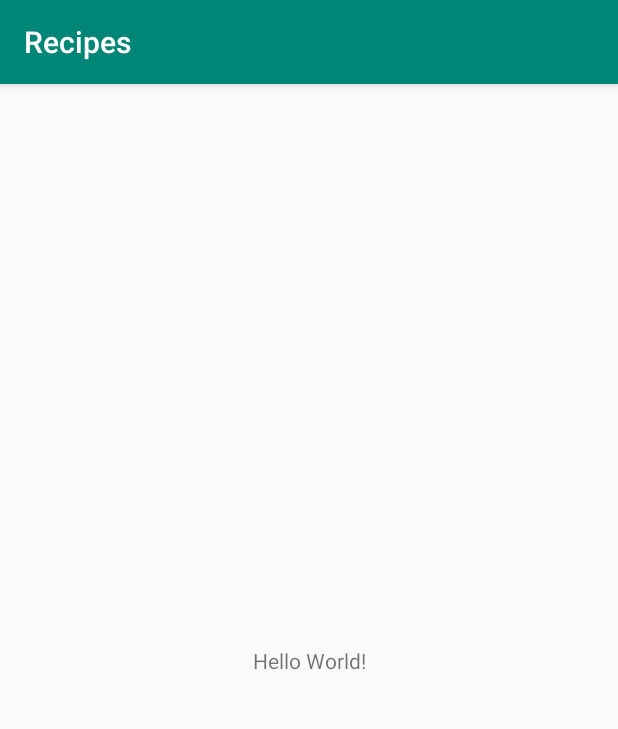
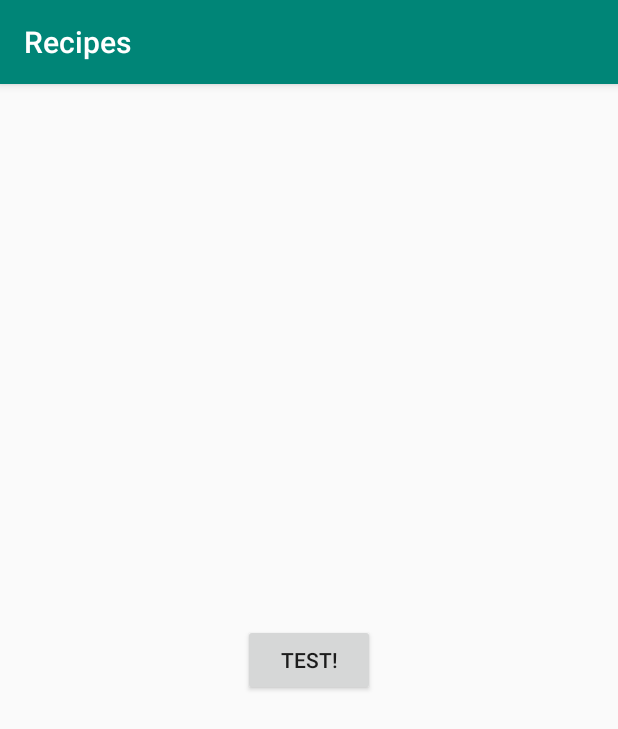
Before and after one commit to expencive/Projects, an Android app: the screen it shows after launch (MainActivity before the commit, RecipeListActivity after it), on a phone screen of 412 x 824 dp. Shown: the top 729 px of the screen. Run offline under Robolectric (Android 15) with nearby library versions, the phone set to English and light mode, and no system bars.

Commit message:
RecipesApp

```diff
--- a/Recipes/app/build.gradle
+++ b/Recipes/app/build.gradle
@@ -25,4 +25,8 @@ dependencies {
     testImplementation 'junit:junit:4.12'
     androidTestImplementation 'com.android.support.test:runner:1.0.2'
     androidTestImplementation 'com.android.support.test.espresso:espresso-core:3.0.2'
+
+    //Retrofit
+    implementation 'com.squareup.retrofit2:retrofit:2.5.0'
+    implementation 'com.squareup.retrofit2:converter-gson:2.5.0'
 }
--- a/Recipes/app/src/main/AndroidManifest.xml
+++ b/Recipes/app/src/main/AndroidManifest.xml
@@ -9,7 +9,7 @@
         android:roundIcon="@mipmap/ic_launcher_round"
         android:supportsRtl="true"
         android:theme="@style/AppTheme">
-        <activity android:name=".MainActivity">
+        <activity android:name=".RecipeListActivity">
             <intent-filter>
                 <action android:name="android.intent.action.MAIN" />
 
--- /dev/null
+++ b/Recipes/app/src/main/java/expencive/vk/com/recipes/BaseActivity.java
@@ -0,0 +1,30 @@
+package expencive.vk.com.recipes;
+
+import android.support.constraint.ConstraintLayout;
+import android.support.v7.app.AppCompatActivity;
+import android.view.View;
+import android.widget.FrameLayout;
+import android.widget.ProgressBar;
+
+public abstract class BaseActivity extends AppCompatActivity {
+
+    public ProgressBar mProgressBar;
+
+    @Override
+    public void setContentView(int layoutResID) {
+
+        ConstraintLayout constraintLayout = (ConstraintLayout) getLayoutInflater().inflate(R.layout.activity_base, null);
+        FrameLayout frameLayout = constraintLayout.findViewById(R.id.activity_content);
+        mProgressBar = constraintLayout.findViewById(R.id.progress_bar);
+
+        getLayoutInflater().inflate(layoutResID, frameLayout, true);
+        super.setContentView(constraintLayout);
+    }
+
+    public void showProgressBar(boolean visible) {
+
+        mProgressBar.setVisibility(visible ? View.VISIBLE : View.INVISIBLE);
+    }
+
+
+}
--- a/Recipes/app/src/main/java/expencive/vk/com/recipes/MainActivity.java
+++ /dev/null
@@ -1,13 +0,0 @@
-package expencive.vk.com.recipes;
-
-import android.support.v7.app.AppCompatActivity;
-import android.os.Bundle;
-
-public class MainActivity extends AppCompatActivity {
-
-    @Override
-    protected void onCreate(Bundle savedInstanceState) {
-        super.onCreate(savedInstanceState);
-        setContentView(R.layout.activity_main);
-    }
-}
--- /dev/null
+++ b/Recipes/app/src/main/java/expencive/vk/com/recipes/RecipeListActivity.java
@@ -0,0 +1,27 @@
+package expencive.vk.com.recipes;
+
+import android.support.v7.app.AppCompatActivity;
+import android.os.Bundle;
+import android.view.View;
+
+
+public class RecipeListActivity extends BaseActivity {
+
+    @Override
+    protected void onCreate(Bundle savedInstanceState) {
+        super.onCreate(savedInstanceState);
+        setContentView(R.layout.activity_recipe_list);
+
+        findViewById(R.id.test).setOnClickListener(new View.OnClickListener() {
+            @Override
+            public void onClick(View v) {
+                if(mProgressBar.getVisibility() == View.VISIBLE){
+                    showProgressBar(false);
+                }
+                else{
+                    showProgressBar(true);
+                }
+            }
+        });
+    }
+}
--- /dev/null
+++ b/Recipes/app/src/main/java/expencive/vk/com/recipes/requests/ServiceGenerator.java
@@ -0,0 +1,4 @@
+package expencive.vk.com.recipes.requests;
+
+public class ServiceGenerator {
+}
--- /dev/null
+++ b/Recipes/app/src/main/java/expencive/vk/com/recipes/util/Constants.java
@@ -0,0 +1,7 @@
+package expencive.vk.com.recipes.util;
+
+public class Constants {
+
+    public static final String BASE_URL = "https://www.food2fork.com";
+    public static final String API_KEY = "e6e81685e105eb03edb4336f27d3ee60";
+}
--- /dev/null
+++ b/Recipes/app/src/main/res/layout/activity_base.xml
@@ -0,0 +1,26 @@
+<?xml version="1.0" encoding="utf-8"?>
+<android.support.constraint.ConstraintLayout xmlns:android="http://schemas.android.com/apk/res/android"
+    android:layout_width="match_parent"
+    android:layout_height="match_parent"
+    xmlns:app="http://schemas.android.com/apk/res-auto">
+
+    <FrameLayout
+        android:layout_width="match_parent"
+        android:layout_height="match_parent"
+        android:id="@+id/activity_content">
+
+    </FrameLayout>
+
+    <ProgressBar
+        android:layout_width="wrap_content"
+        android:layout_height="wrap_content"
+        style="@style/Widget.AppCompat.ProgressBar"
+        app:layout_constraintTop_toTopOf="parent"
+        app:layout_constraintBottom_toBottomOf="parent"
+        app:layout_constraintRight_toRightOf="parent"
+        app:layout_constraintLeft_toLeftOf="parent"
+        android:id="@+id/progress_bar"
+        android:visibility="gone"
+        />
+
+</android.support.constraint.ConstraintLayout>
--- a/Recipes/app/src/main/res/layout/activity_main.xml
+++ b/Recipes/app/src/main/res/layout/activity_recipe_list.xml
@@ -4,12 +4,13 @@
     xmlns:tools="http://schemas.android.com/tools"
     android:layout_width="match_parent"
     android:layout_height="match_parent"
-    tools:context=".MainActivity">
+    tools:context=".RecipeListActivity">
 
-    <TextView
+    <Button
         android:layout_width="wrap_content"
         android:layout_height="wrap_content"
-        android:text="Hello World!"
+        android:text="test!"
+        android:id="@+id/test"
         app:layout_constraintBottom_toBottomOf="parent"
         app:layout_constraintLeft_toLeftOf="parent"
         app:layout_constraintRight_toRightOf="parent"
```
